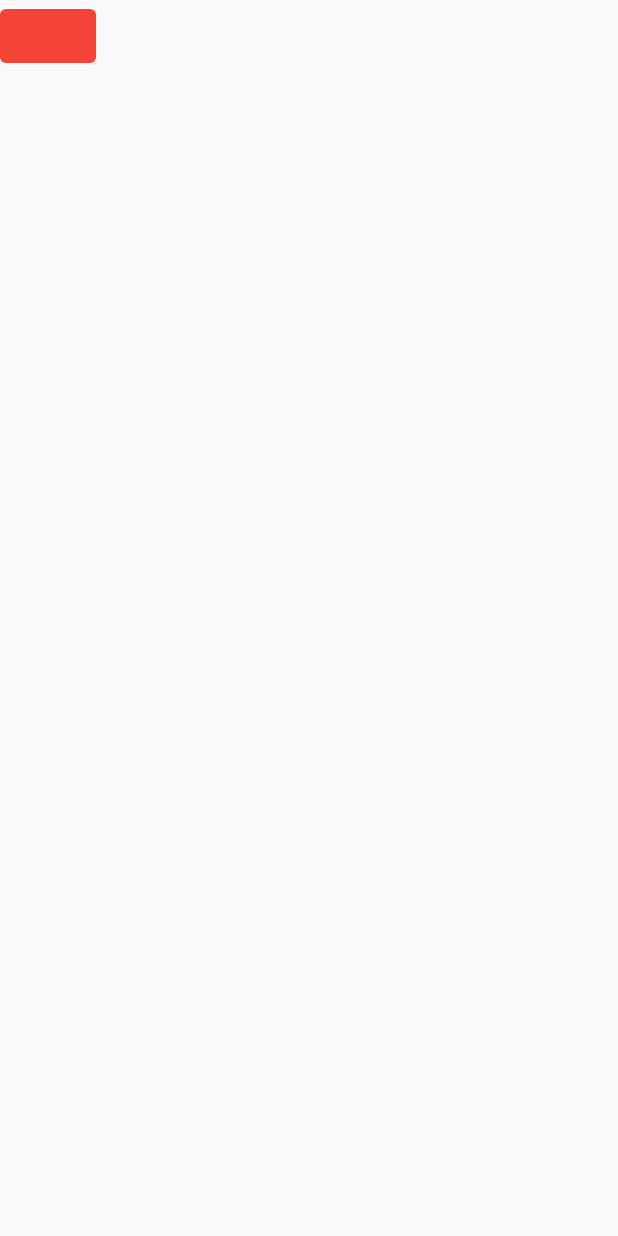
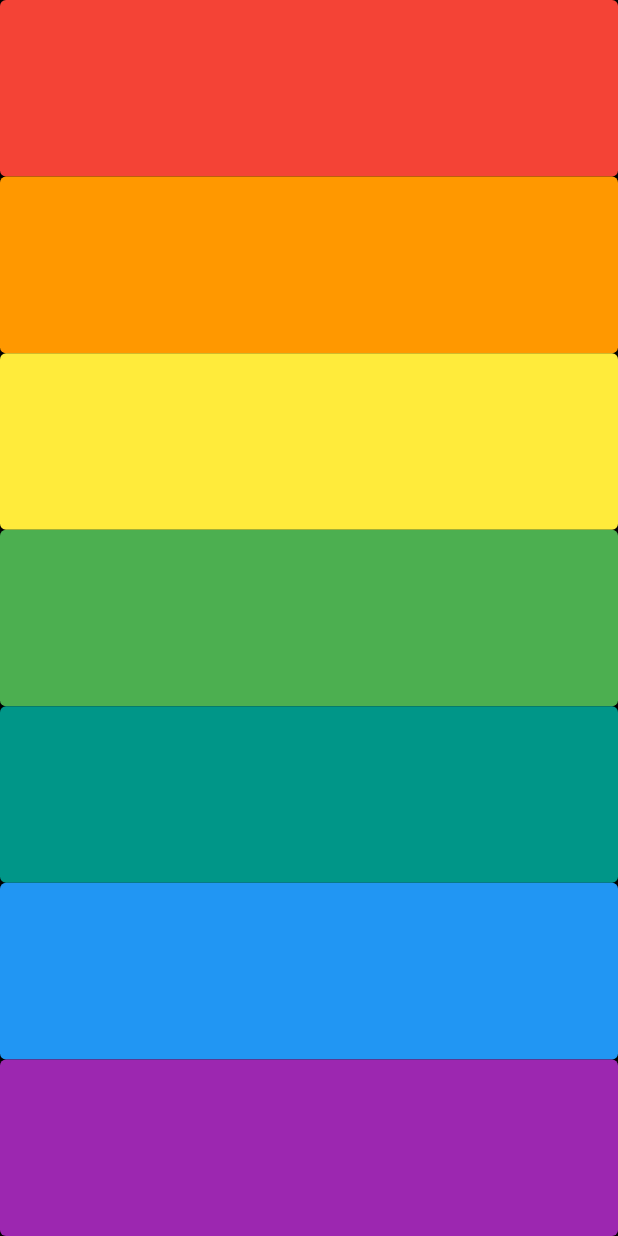
Before and after one commit to elifogreniyor/xylophone_project, a Flutter app: the screen it shows after launch, on a phone screen of 412 x 824 dp. Run offline on Flutter 3.47's test engine with Material 2 defaults, Android fonts, the phone set to English and light mode, and no system bars; our stand-ins replace audioplayers.

Commit message:
finish the project

```diff
--- a/lib/main.dart
+++ b/lib/main.dart
@@ -1,94 +1,45 @@
 
 import 'package:audioplayers/audioplayers.dart';
 import 'package:flutter/material.dart';
-import 'package:english_words/english_words.dart';
 
 void main() => runApp(XylophoneApp());
 
 class XylophoneApp extends StatelessWidget {
   @override
+  void playSound(int soundNumber){
+    var player = AudioPlayer();
+    player.play(AssetSource('note$soundNumber.wav'));
+}
+  Expanded buildKey({Color? color, int? soundNumber}){
+    return Expanded(
+      child: TextButton(
+        style: ButtonStyle(backgroundColor: MaterialStateProperty.all(color)),
+          onPressed: (){
+            playSound(soundNumber!);
+            },
+            child: Text(''),
+          ),
+        );
+  }
   Widget build(BuildContext context) {
     return MaterialApp(
       home: Scaffold(
+        backgroundColor: Colors.black,
         body: SafeArea(
-          child: Column(
-            children: <Widget> [
-                TextButton(
-                  style: ButtonStyle(backgroundColor: MaterialStateProperty.all(Colors.red)),
-                  onPressed: (){
-                    var player = AudioPlayer();
-                    player.play(AssetSource('note1.wav'));
-                  },
-                  child: Text(''),
-                  ),
-                TextButton(
-                  style: ButtonStyle(
-                      foregroundColor: MaterialStateProperty.all<Color>(Colors.orange),
-                  ),
-                  onPressed: (){
-                    var player = AudioPlayer();
-                    player.play(AssetSource('note2.wav'));
-
-                  },
-                  child: Text(''),
-                  ),
-                TextButton(
-                  style: ButtonStyle(
-                      foregroundColor: MaterialStateProperty.all<Color>(Colors.yellow),
-                  ),
-                  onPressed: (){
-                    var player = AudioPlayer();
-                    player.play(AssetSource('note3.wav'));
-
-                  },
-                  child: Text(''),
-                  ),
-                TextButton(
-                  style: ButtonStyle(
-                      foregroundColor: MaterialStateProperty.all<Color>(Colors.green),
-                  ),
-                  onPressed: (){
-                    var player = AudioPlayer();
-                    player.play(AssetSource('note4.wav'));
-
-                  },
-                  child: Text(''),
-                  ),
-                TextButton(
-                  style: ButtonStyle(
-                      foregroundColor: MaterialStateProperty.all<Color>(Colors.teal),
-                  ),
-                  onPressed: (){
-                    var player = AudioPlayer();
-                    player.play(AssetSource('note5.wav'));
-
-                  },
-                  child: Text(''),
-                  ),
-                TextButton(
-                  style: ButtonStyle(
-                      foregroundColor: MaterialStateProperty.all<Color>(Colors.blue),
-                  ),
-                  onPressed: (){
-                    var player = AudioPlayer();
-                    player.play(AssetSource('note6.wav'));
-
-                  },
-                  child: Text(''),
-                  ),
-                TextButton(
-                  style: ButtonStyle(
-                      foregroundColor: MaterialStateProperty.all<Color>(Colors.purple),
-                  ),
-                  onPressed: (){
-                    var player = AudioPlayer();
-                    player.play(AssetSource('note7.wav'));
-
-                  },
-                  child: Text(''),
-                  ),
-              ]
-              ),
+          child: Center(
+            child: Column(
+              crossAxisAlignment: CrossAxisAlignment.stretch,
+              children: <Widget> [
+                buildKey(color: Colors.red, soundNumber: 1),
+                buildKey(color: Colors.orange, soundNumber: 2),
+                buildKey(color: Colors.yellow, soundNumber: 3),
+                buildKey(color: Colors.green, soundNumber: 4),
+                buildKey(color: Colors.teal, soundNumber: 5),
+                buildKey(color: Colors.blue, soundNumber: 6),
+                buildKey(color: Colors.purple, soundNumber: 7),
+                ]
+                ),
+          ),
           ),
         ),
       );
--- a/pubspec.yaml
+++ b/pubspec.yaml
@@ -36,7 +36,6 @@
   # The following adds the Cupertino Icons font to your application.
   # Use with the CupertinoIcons class for iOS style icons.
   cupertino_icons: ^1.0.2
-  english_words: ^4.0.0
   assets_audio_player: ^3.0.6
 
 dev_dependencies:
```
Also changed, not shown: pubspec.lock.
